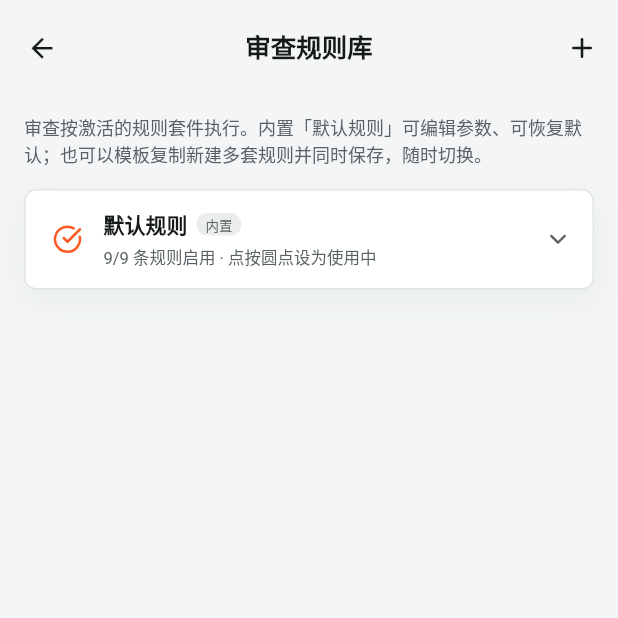
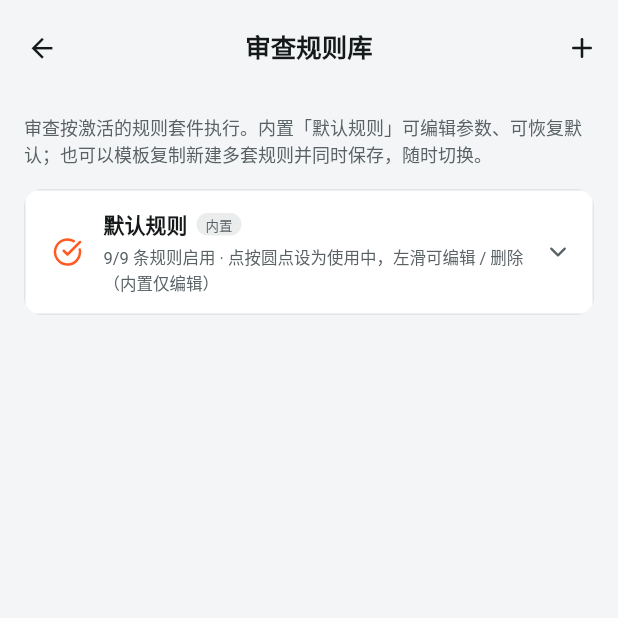
Before and after one commit to 1378944437/BearFuel, a Flutter app: the AuditRuleSetsScreen screen opened directly, on a phone screen of 412 x 824 dp, the top half of it. Run offline on Flutter 3.47's test engine with Material 3 defaults, Android fonts, the light colour scheme and no system bars; our stand-ins replace file_picker, fl_chart, flutter_secure_storage, geocoding, geolocator, lucide_icons_flutter and 4 more; missing offline and left inert: gbk_codec; accounts and stored records are empty.

Commit message:
feat: ledger-style swipe edit and delete for rule set list

```diff
--- a/lib/presentation/screens/settings/audit_rules_screen.dart
+++ b/lib/presentation/screens/settings/audit_rules_screen.dart
@@ -121,12 +121,15 @@ class _AuditRuleSetsScreenState extends State<AuditRuleSetsScreen> {
           for (final set in sets)
             Padding(
               padding: const EdgeInsets.only(bottom: 10),
-              child: CustomCard(
-                margin: EdgeInsets.zero,
-                padding: EdgeInsets.zero,
-                child: InkWell(
-                  borderRadius: BorderRadius.circular(12),
-                  onTap: () => _openEditor(set.id),
+              // 参照账本左滑操作：左滑调出"编辑 / 删除"操作；
+              // 内置默认规则仅可编辑，不显示删除
+              child: _RuleSwipeCard(
+                canDelete: !set.isBuiltin,
+                onEdit: () => _openEditor(set.id),
+                onDelete: () => _swipeDelete(set),
+                child: CustomCard(
+                  margin: EdgeInsets.zero,
+                  padding: EdgeInsets.zero,
                   child: Padding(
                     padding: const EdgeInsets.symmetric(
                       horizontal: 14,
@@ -196,7 +199,7 @@ class _AuditRuleSetsScreenState extends State<AuditRuleSetsScreen> {
                               const SizedBox(height: 3),
                               Text(
                                 '${set.rules.where((r) => r.enabled).length}/${set.rules.length} 条规则启用'
-                                ' · 点按圆点设为使用中',
+                                ' · 点按圆点设为使用中，左滑可编辑 / 删除（内置仅编辑）',
                                 style: TextStyle(
                                   fontSize: 11,
                                   color: colors.onSurfaceVariant,
@@ -217,6 +220,42 @@ class _AuditRuleSetsScreenState extends State<AuditRuleSetsScreen> {
               ),
             ),
         ],
+      ),
+    );
+  }
+
+  /// 左滑删除：确认后删除并回落到默认规则
+  Future<void> _swipeDelete(AuditRuleSet set) async {
+    final confirmed = await showDialog<bool>(
+      context: context,
+      builder: (ctx) => AlertDialog(
+        shape: RoundedRectangleBorder(borderRadius: BorderRadius.circular(16)),
+        title: const Text('删除规则套件'),
+        content: Text('将删除「${set.name}」，删除后审查回落到默认规则。'),
+        actions: [
+          TextButton(
+            onPressed: () => Navigator.pop(ctx, false),
+            child: const Text('取消'),
+          ),
+          ElevatedButton(
+            style: ElevatedButton.styleFrom(
+              backgroundColor: Colors.red,
+              foregroundColor: Colors.white,
+            ),
+            onPressed: () => Navigator.pop(ctx, true),
+            child: const Text('删除'),
+          ),
+        ],
+      ),
+    );
+    if (confirmed != true) return;
+    await AuditRuleSetStore.deleteSet(set.id);
+    if (!mounted) return;
+    _reload();
+    ScaffoldMessenger.of(context).showSnackBar(
+      SnackBar(
+        content: Text('已删除「${set.name}」'),
+        backgroundColor: Colors.orange,
       ),
     );
   }
@@ -531,3 +570,148 @@ class _AuditRuleSetEditScreenState extends State<AuditRuleSetEditScreen> {
     );
   }
 }
+
+/// 账本同款左滑卡片：左滑调出"编辑 / 删除"操作抽屉，点按收起或进入编辑。
+class _RuleSwipeCard extends StatefulWidget {
+  final bool canDelete;
+  final VoidCallback onEdit;
+  final Future<void> Function() onDelete;
+  final Widget child;
+
+  const _RuleSwipeCard({
+    required this.canDelete,
+    required this.onEdit,
+    required this.onDelete,
+    required this.child,
+  });
+
+  @override
+  State<_RuleSwipeCard> createState() => _RuleSwipeCardState();
+}
+
+class _RuleSwipeCardState extends State<_RuleSwipeCard> {
+  static const double _actionWidth = 72;
+  static const Duration _settleDuration = Duration(milliseconds: 150);
+
+  double _offset = 0;
+  bool _dragging = false;
+
+  double get _maxExtent =>
+      widget.canDelete ? _actionWidth * 2 + 4 : _actionWidth;
+
+  void _settleTo(double target) {
+    setState(() {
+      _dragging = false;
+      _offset = target;
+    });
+  }
+
+  @override
+  Widget build(BuildContext context) {
+    final colors = Theme.of(context).colorScheme;
+    return ClipRRect(
+      borderRadius: BorderRadius.circular(12),
+      child: Stack(
+        children: [
+          // 底层右侧操作抽屉（编辑 / 删除）
+          Positioned.fill(
+            child: Container(
+              color: colors.surfaceContainerHighest.withValues(alpha: 0.5),
+              alignment: Alignment.centerRight,
+              padding: const EdgeInsets.only(right: 4),
+              child: Row(
+                mainAxisSize: MainAxisSize.min,
+                children: [
+                  _actionButton(
+                    icon: AppIcons.edit_outlined,
+                    label: '编辑',
+                    color: const Color(0xFF1E88E5),
+                    onTap: () => _settleTo(0),
+                  ),
+                  if (widget.canDelete) ...[
+                    const SizedBox(width: 4),
+                    _actionButton(
+                      icon: AppIcons.delete_outline,
+                      label: '删除',
+                      color: Colors.red,
+                      onTap: () {
+                        _settleTo(0);
+                        widget.onDelete();
+                      },
+                    ),
+                  ],
+                ],
+              ),
+            ),
+          ),
+          // 上层卡片内容：跟随水平拖拽平移
+          AnimatedContainer(
+            duration: _dragging ? Duration.zero : _settleDuration,
+            curve: Curves.easeOut,
+            transform: Matrix4.translationValues(_offset, 0, 0),
+            child: GestureDetector(
+              behavior: HitTestBehavior.opaque,
+              onTap: () {
+                if (_offset != 0) {
+                  _settleTo(0);
+                } else {
+                  widget.onEdit();
+                }
+              },
+              onHorizontalDragStart: (_) => setState(() => _dragging = true),
+              onHorizontalDragUpdate: (details) {
+                setState(() {
+                  _offset = (_offset - details.delta.dx).clamp(
+                    -_maxExtent,
+                    0.0,
+                  );
+                });
+              },
+              onHorizontalDragEnd: (_) =>
+                  _settleTo(_offset < -_maxExtent / 2 ? -_maxExtent : 0),
+              onHorizontalDragCancel: () =>
+                  _settleTo(_offset < -_maxExtent / 2 ? -_maxExtent : 0),
+              child: widget.child,
+            ),
+          ),
+        ],
+      ),
+    );
+  }
+
+  Widget _actionButton({
+    required IconData icon,
+    required String label,
+    required Color color,
+    required VoidCallback onTap,
+  }) {
+    return InkWell(
+      borderRadius: BorderRadius.circular(10),
+      onTap: onTap,
+      child: Container(
+        width: _actionWidth - 4,
+        padding: const EdgeInsets.symmetric(vertical: 14),
+        decoration: BoxDecoration(
+          color: color.withValues(alpha: 0.12),
+          borderRadius: BorderRadius.circular(10),
+          border: Border.all(color: color.withValues(alpha: 0.3)),
+        ),
+        child: Column(
+          mainAxisSize: MainAxisSize.min,
+          children: [
+            Icon(icon, size: 18, color: color),
+            const SizedBox(height: 4),
+            Text(
+              label,
+              style: TextStyle(
+                fontSize: 11,
+                fontWeight: FontWeight.bold,
+                color: color,
+              ),
+            ),
+          ],
+        ),
+      ),
+    );
+  }
+}
```
